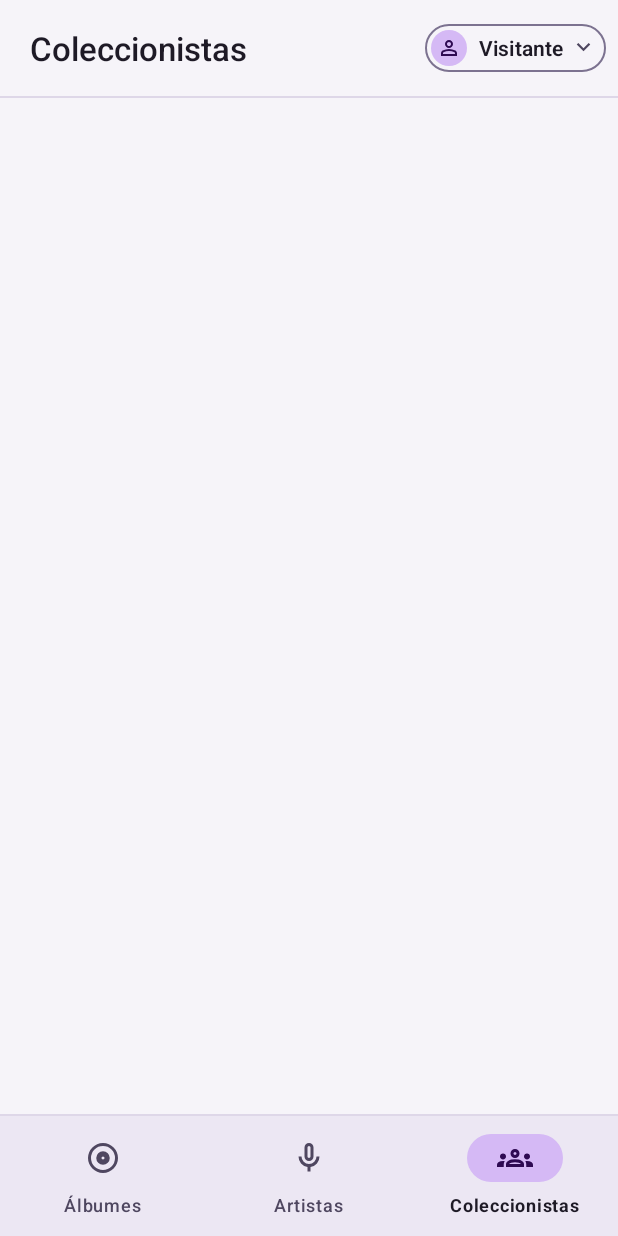
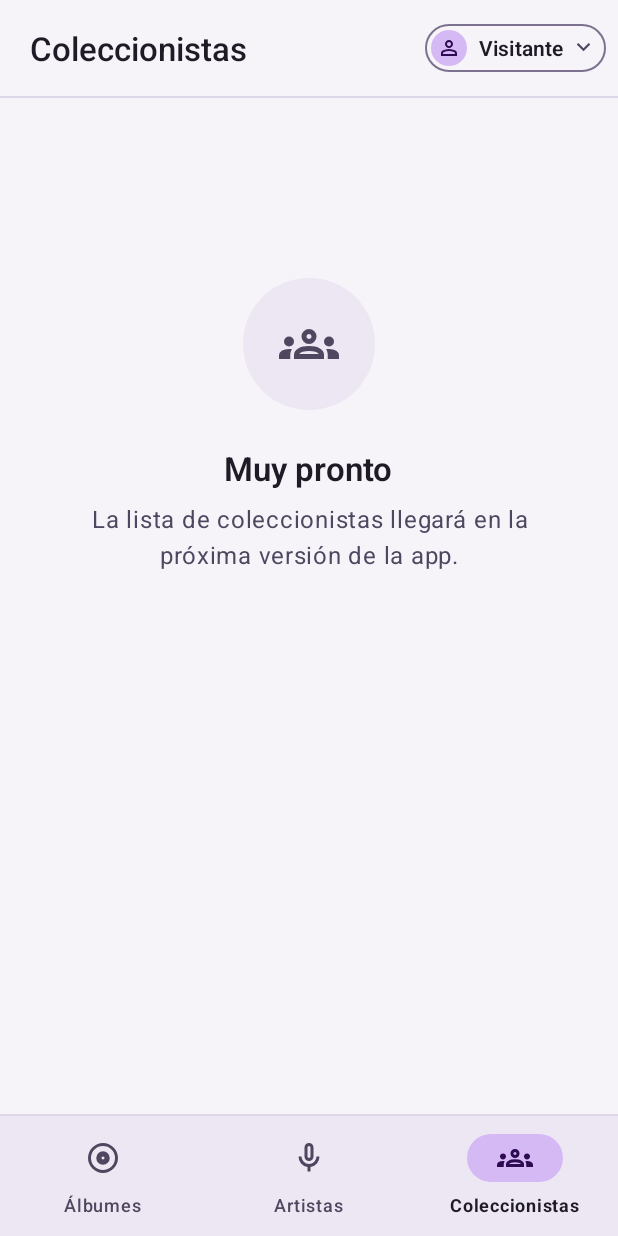
Before and after one commit to juanfelipe99/desarrollo-movil-dream-team, an Android app: the CollectorListFragment screen opened through its navigation route, on a phone screen of 412 x 824 dp. Run offline under Robolectric (Android 15) with nearby library versions, the light colour scheme and no system bars; our stand-ins replace navigation-ui; pictures from the network do not load.

Commit message:
Aviso de próximamente en el detalle de artista y en coleccionistas

```diff
--- a/app/src/main/java/com/equipo2/vinilos/ui/collectors/CollectorListFragment.kt
+++ b/app/src/main/java/com/equipo2/vinilos/ui/collectors/CollectorListFragment.kt
@@ -1,7 +1,21 @@
 package com.equipo2.vinilos.ui.collectors
 
+import android.os.Bundle
+import android.view.View
 import androidx.fragment.app.Fragment
 import com.equipo2.vinilos.R
+import com.equipo2.vinilos.databinding.FragmentCollectorListBinding
+import com.equipo2.vinilos.ui.state.showEmpty
 
-/** Lista de coleccionistas (HU05). */
-class CollectorListFragment : Fragment(R.layout.fragment_collector_list)
+/** Lista de coleccionistas (HU05). Hasta el sprint 2 solo avisa que llegará en la próxima versión. */
+class CollectorListFragment : Fragment(R.layout.fragment_collector_list) {
+
+    override fun onViewCreated(view: View, savedInstanceState: Bundle?) {
+        super.onViewCreated(view, savedInstanceState)
+        FragmentCollectorListBinding.bind(view).collectorsSoon.showEmpty(
+            getString(R.string.coming_soon_title),
+            getString(R.string.collector_list_soon_body),
+            R.drawable.ic_groups,
+        )
+    }
+}
--- a/app/src/main/res/layout/fragment_collector_list.xml
+++ b/app/src/main/res/layout/fragment_collector_list.xml
@@ -1,4 +1,9 @@
 <?xml version="1.0" encoding="utf-8"?>
 <FrameLayout xmlns:android="http://schemas.android.com/apk/res/android"
     android:layout_width="match_parent"
-    android:layout_height="match_parent" />
+    android:layout_height="match_parent">
+
+    <include
+        android:id="@+id/collectorsSoon"
+        layout="@layout/view_state_message" />
+</FrameLayout>
--- a/app/src/main/res/values/strings.xml
+++ b/app/src/main/res/values/strings.xml
@@ -8,6 +8,10 @@
     <string name="album_list_title">Álbumes</string>
     <string name="artist_list_title">Artistas</string>
     <string name="collector_list_title">Coleccionistas</string>
+    <!-- Avisos de las pantallas que llegan en el sprint 2 (HU04 y HU05). -->
+    <string name="collector_list_soon_body">La lista de coleccionistas llegará en la próxima versión de la app.</string>
+
+    <string name="coming_soon_title">Muy pronto</string>
 
     <string name="loading_default">Cargando…</string>
 
--- a/app/src/main/res/values/strings_artists.xml
+++ b/app/src/main/res/values/strings_artists.xml
@@ -21,4 +21,5 @@
     <string name="artist_list_empty_body">Cuando se registren músicos o bandas aparecerán aquí.</string>
 
     <string name="artist_detail_title">Artista</string>
+    <string name="artist_detail_soon_body">El detalle de los artistas llegará en la próxima versión de la app.</string>
 </resources>
```
Also changed, not shown: app/src/main/java/com/equipo2/vinilos/ui/artists/detail/ArtistDetailFragment.kt (+14 -1 lines), app/src/main/res/layout/fragment_artist_detail.xml (+6 -1 lines).
